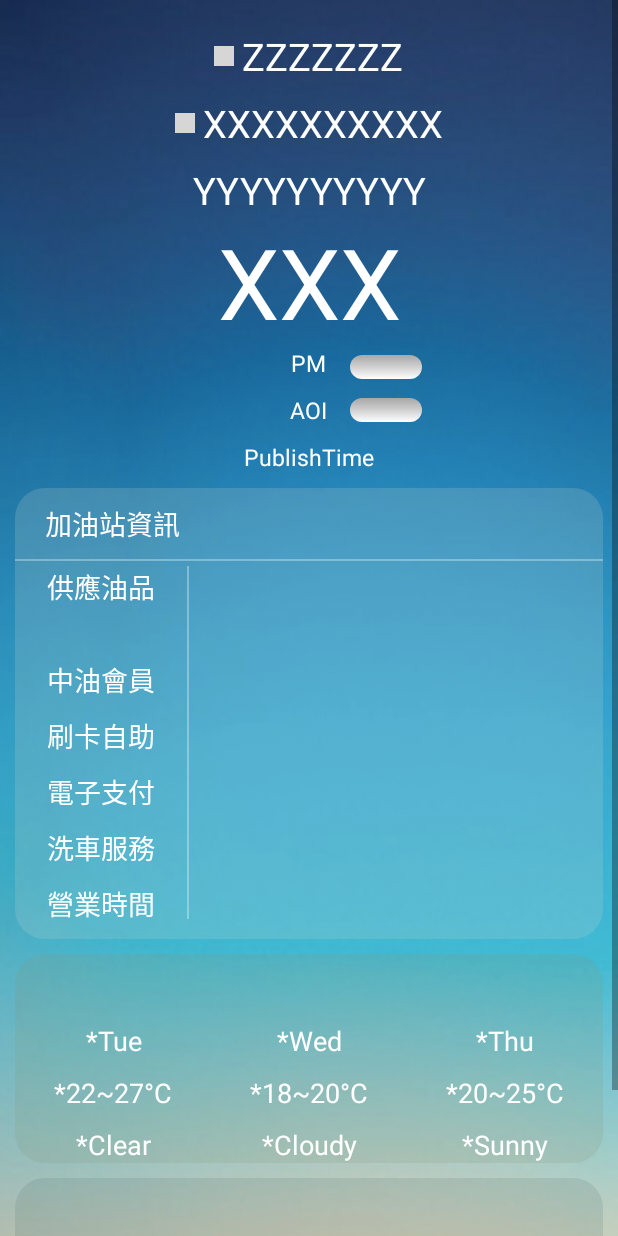
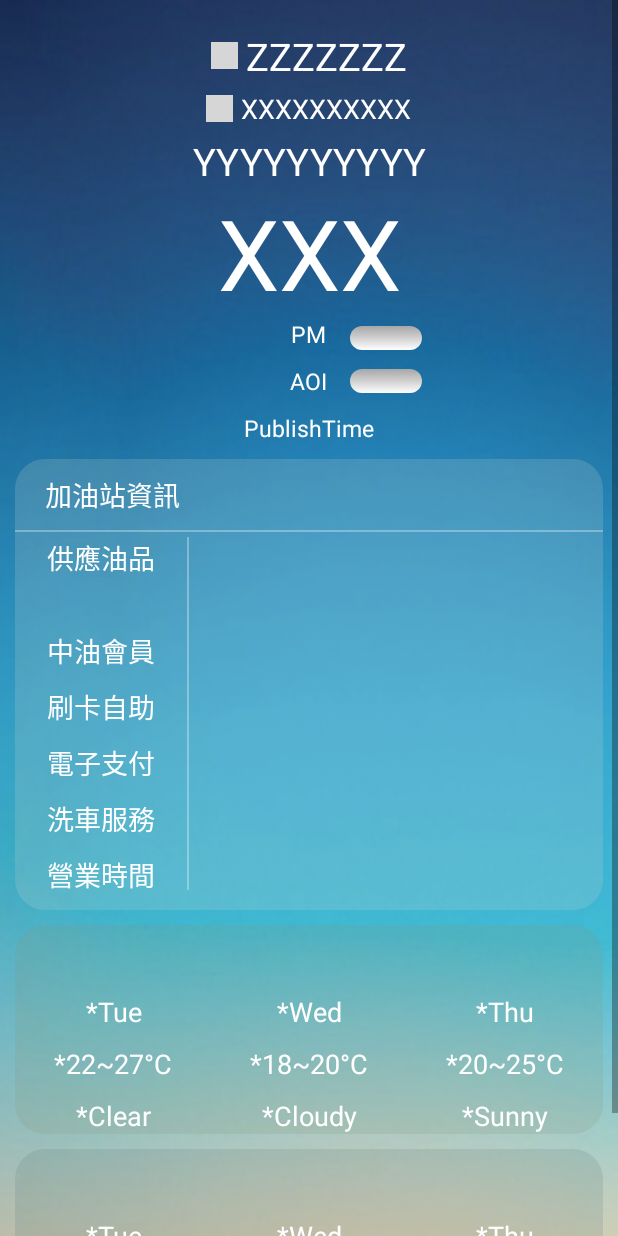
Before and after one commit to empirejames/CPC, an Android app: the layout activity_detail.xml on its own in the app's theme, with its tools: preview values and no code run, on a phone screen of 412 x 824 dp. Run offline under Robolectric (Android 15) with nearby library versions, the phone set to English and light mode, and no system bars; plain views replace GifView; grey boxes are pictures that could not be loaded.

Commit message:
fix UI text for human could read  more easyer

```diff
--- a/app/src/main/java/com/james/cpc/MainActivity.java
+++ b/app/src/main/java/com/james/cpc/MainActivity.java
@@ -233,10 +233,10 @@ public class MainActivity extends Activity implements SwipeRefreshLayout.OnRefre
         activityTime.setText(s);
 
 
-        countryName.setText("導航至" + a);
+        countryName.setText("導航至中油" +b);
         stationName.setText(b);
-        curStation.setText(location);
-        curtel.setText(c);
+        curStation.setText(a+location);
+        curtel.setText("距離約 " +c);
         curStates.setText(d);
         curPM.setText(e);
         curAQI.setText(f);
--- a/app/src/main/res/layout/activity_detail.xml
+++ b/app/src/main/res/layout/activity_detail.xml
@@ -38,8 +38,8 @@
 
                     <com.ant.liao.GifView
                         android:id="@+id/loc_ref_Icon"
-                        android:layout_width="13dp"
-                        android:layout_height="13dp"
+                        android:layout_width="18dp"
+                        android:layout_height="18dp"
                         android:layout_marginRight="5dp"
                         android:background="@drawable/pin_dot" />
 
@@ -57,14 +57,14 @@
                     android:layout_width="match_parent"
                     android:layout_height="wrap_content"
                     android:layout_gravity="center_horizontal"
-                    android:layout_marginTop="10dp"
+                    android:layout_marginTop="5dp"
                     android:gravity="center"
                     android:orientation="horizontal">
 
                     <com.ant.liao.GifView
                         android:id="@+id/naviter"
-                        android:layout_width="13dp"
-                        android:layout_height="13dp"
+                        android:layout_width="18dp"
+                        android:layout_height="18dp"
                         android:layout_marginRight="5dp"
                         android:background="@drawable/ic_near_me_white_96dp" />
 
@@ -74,14 +74,14 @@
                         android:layout_height="wrap_content"
                         android:text="XXXXXXXXXX"
                         android:textColor="#ffffff"
-                        android:textSize="25sp" />
+                        android:textSize="18sp" />
                 </LinearLayout>
 
                 <TextView
                     android:id="@+id/curtel"
                     android:layout_width="match_parent"
                     android:layout_height="wrap_content"
-                    android:layout_marginTop="10dp"
+                    android:layout_marginTop="5dp"
                     android:gravity="center"
                     android:text="YYYYYYYYYY"
                     android:textColor="#ffffff"
```
Also changed, not shown: app/src/main/java/com/james/cpc/LastActivity.java (+4 -3 lines), app/src/main/java/com/james/cpc/MiddleActivity.java (+4 -3 lines), app/src/main/java/com/james/cpc/TourismItem.java (added, +47 -0 lines), app/src/main/java/com/james/cpc/ViewPageController.java (+17 -3 lines).
